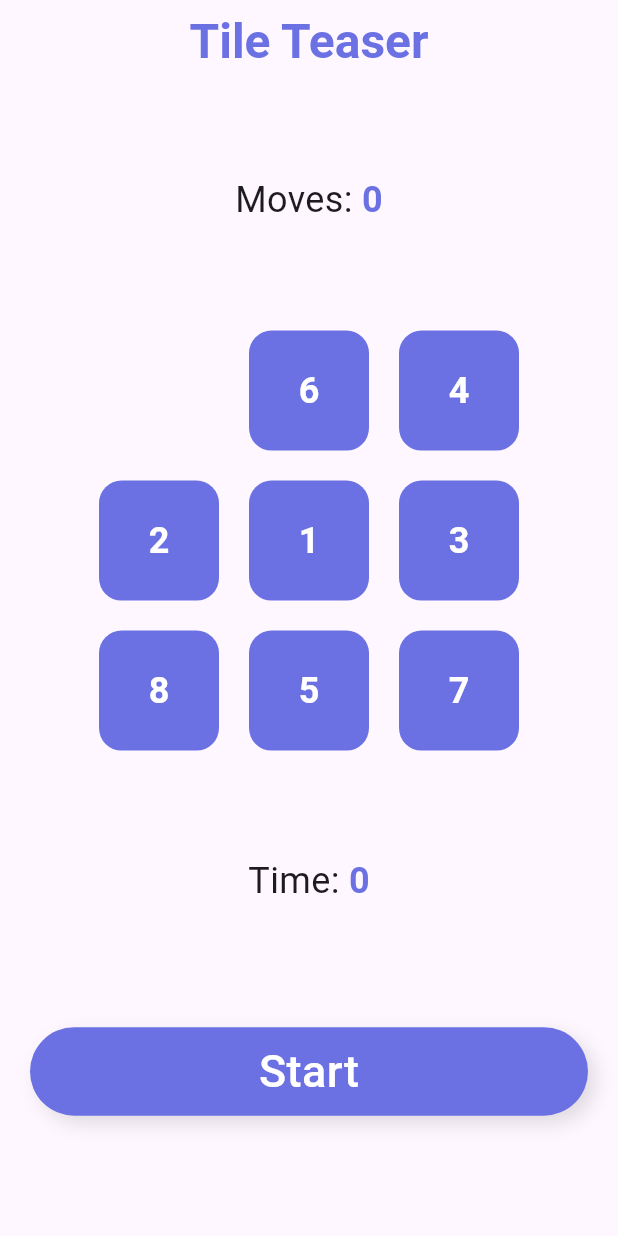
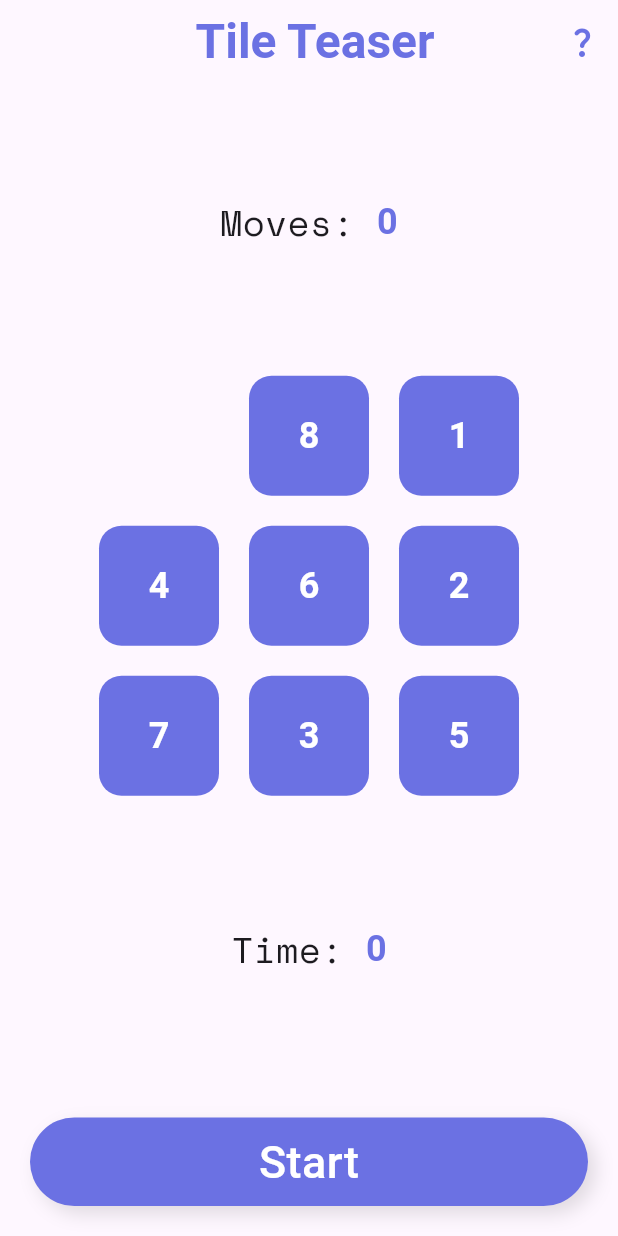
Before and after one commit to siddhardh-7/TileTeaser, a Flutter app: the screen it shows after launch, on a phone screen of 412 x 824 dp. Run offline on Flutter 3.47's test engine with Material 2 defaults, Android fonts, the light colour scheme and no system bars; our stand-ins replace google_fonts.

Commit message:
Hints  screen added

```diff
--- a/tileteaser/lib/app/screens/home_screen.dart
+++ b/tileteaser/lib/app/screens/home_screen.dart
@@ -1,18 +1,23 @@
 import 'dart:async';
-import 'package:flame_audio/flame_audio.dart';
 import 'package:flutter/material.dart';
-import 'package:tileteaser/app/utils/AppTheme.dart';
+import 'package:google_fonts/google_fonts.dart';
+import 'package:tileteaser/app/screens/solution_screen.dart';
+import 'package:tileteaser/app/utils/app_theme.dart';
+import 'package:tileteaser/app/utils/puzzle_solve_algo.dart';
 
 class HomeScreen extends StatefulWidget {
+  static String routeName = '/';
+
   const HomeScreen({Key? key}) : super(key: key);
 
   @override
   State<HomeScreen> createState() => _HomeScreenState();
 }
 
-class _HomeScreenState extends State<HomeScreen>{
-
+class _HomeScreenState extends State<HomeScreen> {
   List<int> indicesList = [0, 1, 2, 3, 4, 5, 6, 7, 8];
+  List<int> intialIndicesList = [1, 2, 3, 4, 5, 6, 7, 8, 0];
+  List<List<int>> path = [];
   int totalMoves = 0;
   int timePassed = 0;
   int gridSize = 3;
@@ -40,12 +45,18 @@ class _HomeScreenState extends State<HomeScreen>{
     return true;
   }
 
-  void startGame() {
+  Future<void> startGame () async {
     setState(() {
       indicesList.shuffle();
+      while (!isSolvable(indicesList)) {
+        indicesList.shuffle();
+      }
+      intialIndicesList = List.from(indicesList);
       totalMoves = 0;
       timePassed = 0;
       blankIndex = indicesList.indexOf(0);
+      totalSize = gridSize * gridSize;
+      startTimer();
       isStarted = false;
     });
   }
@@ -55,9 +66,8 @@ class _HomeScreenState extends State<HomeScreen>{
         context: context,
         builder: (BuildContext context) {
           return AlertDialog(
-            shape: RoundedRectangleBorder(
+            shape: const RoundedRectangleBorder(
                 borderRadius: BorderRadius.all(Radius.circular(8))),
-
             title: const Center(child: Text("You Won!!")),
             content: Text(
               "You won the game by $totalMoves moves in $timePassed seconds",
@@ -88,13 +98,23 @@ class _HomeScreenState extends State<HomeScreen>{
         });
   }
 
+  // A utility function to count inversions in given array 'arr[]'
+  bool isSolvable(List<int> puzzle) {
+    int inversionCount = 0;
+    for (int i = 0; i < gridSize * gridSize - 1; i++) {
+      for (int j = i + 1; j < gridSize * gridSize; j++) {
+        if (puzzle[i] > puzzle[j] && puzzle[i] != 0 && puzzle[j] != 0) {
+          inversionCount++;
+        }
+      }
+    }
+    return inversionCount % 2 == 0;
+  }
+
   @override
   void initState() {
     super.initState();
-    indicesList.shuffle();
-    totalSize = gridSize * gridSize;
-    blankIndex = indicesList.indexOf(0);
-    startTimer();
+    startGame();
   }
 
   @override
@@ -107,10 +127,12 @@ class _HomeScreenState extends State<HomeScreen>{
       ),
       home: Scaffold(
         appBar: AppBar(
+          leading: const SizedBox(),
           title: Center(
             child: Text(
               "Tile Teaser",
-              style: TextStyle(
+              style: GoogleFonts.kaushanScript(
+                textStyle: TextStyle(
                   color: AppTheme.mainColor,
                   fontSize: 32,
                   fontWeight: FontWeight.bold,
@@ -118,17 +140,45 @@ class _HomeScreenState extends State<HomeScreen>{
               ),
             ),
           ),
+          actions: [
+            GestureDetector(
+              onTap: () {
+                List<List<int>> path = solvePuzzle(indicesList, gridSize);
+                Navigator.push(
+                  context,
+                  MaterialPageRoute(
+                    builder: (context) => SolutionScreen(
+                      gridSize: gridSize,
+                      path: path.isEmpty ? [intialIndicesList] : path,
+                    ),
+                  ),
+                );
+              },
+              child: Padding(
+                padding: const EdgeInsets.all(12.0),
+                child: Icon(
+                  Icons.question_mark_rounded,
+                  color: AppTheme.mainColor,
+                  size: 24,
+                ),
+              ),
+            ),
+          ],
+        ),
         body: Column(
-          mainAxisAlignment: MainAxisAlignment.spaceEvenly,
+          mainAxisAlignment: MainAxisAlignment.spaceBetween,
           children: [
+            const SizedBox(),
             Row(
               crossAxisAlignment: CrossAxisAlignment.center,
               mainAxisAlignment: MainAxisAlignment.center,
               children: [
-                const Text(
+                Text(
                   "Moves: ",
-                  style: TextStyle(
+                  style: GoogleFonts.spaceMono(
+                    textStyle: const TextStyle(
                       fontSize: 24,
+                    ),
                   ),
                 ),
                 Text(
@@ -158,27 +208,22 @@ class _HomeScreenState extends State<HomeScreen>{
                             onTap: () {
                               setState(() {
                                 isStarted = true;
-                                if ((index + 1) % gridSize ==
+                                if (((index + 1) % gridSize ==
                                             (blankIndex + 1) % gridSize &&
-                                    (index - blankIndex).abs() == 3) {
+                                        (index - blankIndex).abs() == 3) ||
+                                    (index ~/ gridSize ==
+                                            blankIndex ~/ gridSize &&
+                                        (index - blankIndex).abs() == 1)) {
                                   indicesList[blankIndex] = indicesList[index];
                                   indicesList[index] = 0;
                                   blankIndex = index;
                                   totalMoves++;
-                                  FlameAudio.play("swap.mp3");
-                                } else if (index ~/ gridSize ==
-                                        blankIndex ~/ gridSize &&
-                                    (index - blankIndex).abs() == 1) {
-                                  indicesList[blankIndex] = indicesList[index];
-                                  indicesList[index] = 0;
-                                  blankIndex = index;
-                                  totalMoves++;
-                                  FlameAudio.play("swap.mp3");
-                                }
-                              });
+                                  // FlameAudio.play("swap.mp3");
                                   if (isGameWin()) {
                                     showWinningPopUp(context);
                                   }
+                                }
+                              });
                             },
                             child: Container(
                                 alignment: Alignment.center,
@@ -201,10 +246,12 @@ class _HomeScreenState extends State<HomeScreen>{
               crossAxisAlignment: CrossAxisAlignment.center,
               mainAxisAlignment: MainAxisAlignment.center,
               children: [
-                const Text(
+                Text(
                   "Time: ",
-                  style: TextStyle(
+                  style: GoogleFonts.spaceMono(
+                    textStyle: const TextStyle(
                       fontSize: 24,
+                    ),
                   ),
                 ),
                 Text(
@@ -235,10 +282,11 @@ class _HomeScreenState extends State<HomeScreen>{
                     )
                   ],
                 ),
-                child: const Center(
+                child: Center(
                   child: Text(
                     'Start',
-                    style: TextStyle(
+                    style: GoogleFonts.kaushanScript(
+                      textStyle: const TextStyle(
                         color: Colors.white,
                         fontSize: 30,
                         fontWeight: FontWeight.w500,
@@ -246,7 +294,8 @@ class _HomeScreenState extends State<HomeScreen>{
                     ),
                   ),
                 ),
-            )
+              ),
+            ),
           ],
         ),
       ),
--- a/tileteaser/lib/main.dart
+++ b/tileteaser/lib/main.dart
@@ -1,6 +1,8 @@
 import 'package:flutter/material.dart';
 import 'package:flutter/services.dart';
+import 'package:google_fonts/google_fonts.dart';
 import 'package:tileteaser/app/screens/home_screen.dart';
+import 'package:tileteaser/app/screens/solution_screen.dart';
 
 Future<void> main() async {
   WidgetsFlutterBinding.ensureInitialized();
@@ -18,8 +20,15 @@ class MyApp extends StatelessWidget {
   Widget build(BuildContext context) {
     return MaterialApp(
       debugShowCheckedModeBanner: false,
+      initialRoute: HomeScreen.routeName,
+      routes: {
+        //SolutionScreen.routeName: (context) => SolutionScreen(gridSize: 3, state: const [1, 2, 3, 4, 5, 6, 7, 8, 0],),
+      },
       theme: ThemeData(
         colorScheme: ColorScheme.fromSeed(seedColor: Colors.deepPurple),
+        textTheme: GoogleFonts.firaMonoTextTheme(
+          Theme.of(context).textTheme,
+        ),
         useMaterial3: true,
       ),
       home: const HomeScreen(),
--- a/tileteaser/pubspec.yaml
+++ b/tileteaser/pubspec.yaml
@@ -32,6 +32,7 @@ dependencies:
     sdk: flutter
   cupertino_icons: ^1.0.2
   flame_audio: ^2.0.5
+  google_fonts: ^6.0.0
 
 dev_dependencies:
   flutter_test:
```
Also changed, not shown: tileteaser/lib/app/screens/solution_screen.dart (added, +25 -0 lines), tileteaser/lib/app/start_button.dart (deleted, +0 -40 lines), tileteaser/lib/app/utils/puzzle_solve_algo.dart (added, +101 -0 lines), tileteaser/lib/app/widgets/puzzle_solution.dart (added, +156 -0 lines), tileteaser/lib/app/utils/app_theme.dart (renamed from tileteaser/lib/app/utils/AppTheme.dart), tileteaser/pubspec.lock, 1 other file. Lines whose indentation alone changed are shown as unchanged.
